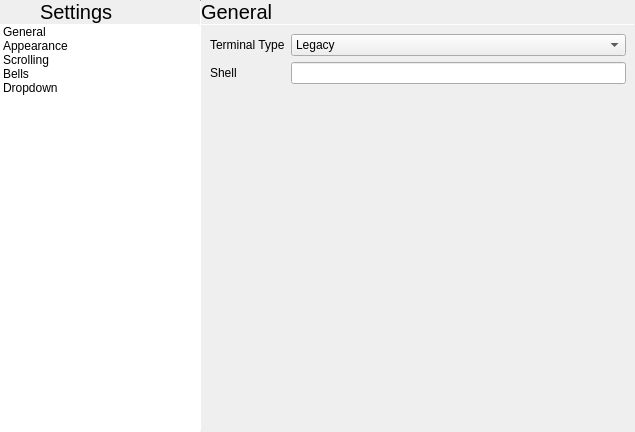
First picture: the form in terminal/settingswindow.ui, repository theCheeseboard/theterminal, before the edit.
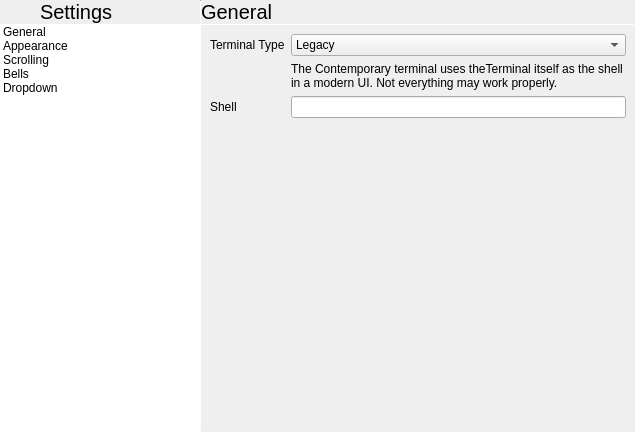
Second picture: the form after the edit. The open tabs and pages were chosen to show the change. Icons and pictures are not drawn. Custom widgets are drawn as their Qt base class.

```diff
--- a/terminal/settingswindow.ui
+++ b/terminal/settingswindow.ui
@@ -238,7 +238,7 @@
            <property name="spacing">
             <number>6</number>
            </property>
-           <item row="1" column="0">
+           <item row="2" column="0">
             <widget class="QLabel" name="label_9">
              <property name="text">
               <string>Shell</string>
@@ -272,9 +272,19 @@
              </item>
             </widget>
            </item>
-           <item row="1" column="1">
+           <item row="2" column="1">
             <widget class="QLineEdit" name="shellLineEdit"/>
            </item>
+           <item row="1" column="1">
+            <widget class="QLabel" name="label_24">
+             <property name="text">
+              <string>The Contemporary terminal uses theTerminal itself as the shell in a modern UI. Not everything may work properly.</string>
+             </property>
+             <property name="wordWrap">
+              <bool>true</bool>
+             </property>
+            </widget>
+           </item>
           </layout>
          </item>
          <item>
```
Left out of the diff: 2 changed lines with no effect on the pictures.
